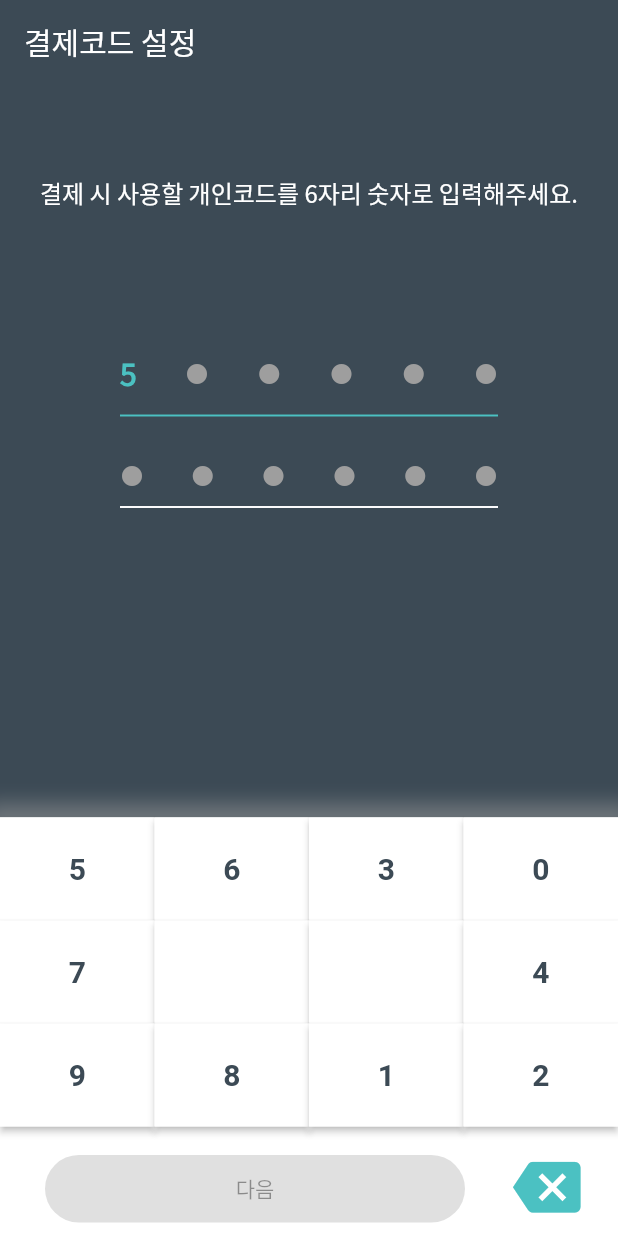
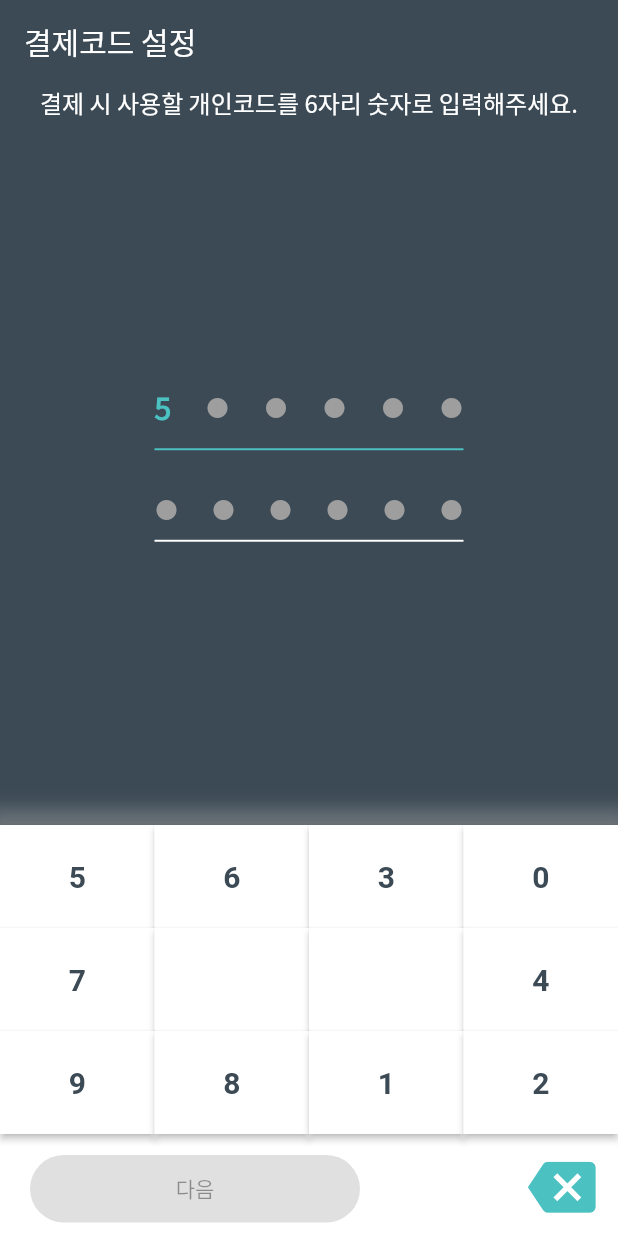
Before and after one commit to jinwoo-nam/Instapay-work, a Flutter app: the PaymentCodeChangeScreen screen opened directly, after a tap on an icon or button, on a phone screen of 412 x 824 dp. Run offline on Flutter 3.47's test engine with Material 2 defaults, Android fonts, the phone set to English and light mode, and no system bars; our stand-ins replace app_links, dotted_border, flutter_secure_storage, fluttertoast, freezed_annotation, infinite_scroll_pagination and 2 more; missing offline and left inert: flutter_naver_login, qr_code_scanner; accounts and stored records are empty; generated files the repository leaves out were written again; network calls fail.

Commit message:
작은 화면버그 수정

```diff
--- /dev/null
+++ b/instapay_clone/lib/data/data_source/user_info/user_info_in_memory_data_source.dart
@@ -0,0 +1,24 @@
+import 'package:instapay_clone/domain/model/user_info/user_info_data.dart';
+
+class UserInfoInMemoryDataSource {
+  UserInfoData getUserInfo() {
+    return userInfo;
+  }
+
+  void setUserEmail(String email) {
+    userInfo = userInfo.copyWith(
+      email: email,
+    );
+  }
+
+  void setUserName(String name) {
+    userInfo = userInfo.copyWith(
+      name: name,
+    );
+  }
+}
+
+UserInfoData userInfo = UserInfoData(
+  email: '',
+  name: '',
+);
--- /dev/null
+++ b/instapay_clone/lib/domain/use_case/user_info/user_info_use_case.dart
@@ -0,0 +1,22 @@
+import 'package:instapay_clone/domain/model/user_info/user_info_data.dart';
+import 'package:instapay_clone/domain/repository/user_info/user_info_repository.dart';
+
+class UserInfoUseCase {
+  final UserInfoRepository userInfoRepository;
+
+  UserInfoUseCase({
+    required this.userInfoRepository,
+  });
+
+  UserInfoData getUserInfo() {
+    return userInfoRepository.getUserInfo();
+  }
+
+  void setUserEmail(String email) {
+    userInfoRepository.setUserEmail(email);
+  }
+
+  void setUserName(String name) {
+    userInfoRepository.setUserName(name);
+  }
+}
--- a/instapay_clone/lib/main.dart
+++ b/instapay_clone/lib/main.dart
@@ -1,3 +1,6 @@
+import 'dart:async';
+
+import 'package:app_links/app_links.dart';
 import 'package:flutter/material.dart';
 import 'package:instapay_clone/di/provider_setup.dart';
 import 'package:instapay_clone/presentation/root_page/root_screen.dart';
@@ -15,8 +18,51 @@ void main() async {
   );
 }
 
-class MyApp extends StatelessWidget {
+class MyApp extends StatefulWidget {
   const MyApp({Key? key}) : super(key: key);
+
+  @override
+  State<MyApp> createState() => _MyAppState();
+}
+
+class _MyAppState extends State<MyApp> {
+  final _navigatorKey = GlobalKey<NavigatorState>();
+  late AppLinks _appLinks;
+  StreamSubscription<Uri>? _linkSubscription;
+
+  @override
+  void initState() {
+    initDeepLinks();
+    super.initState();
+  }
+
+  @override
+  void dispose() {
+    _linkSubscription?.cancel();
+
+    super.dispose();
+  }
+
+  Future<void> initDeepLinks() async {
+    _appLinks = AppLinks();
+
+    // Check initial link if app was in cold state (terminated)
+    final appLink = await _appLinks.getInitialAppLink();
+    if (appLink != null) {
+      print('getInitialAppLink: $appLink');
+      openAppLink(appLink);
+    }
+
+    // Handle link when app is in warm state (front or background)
+    _linkSubscription = _appLinks.uriLinkStream.listen((uri) {
+      print('onAppLink: $uri');
+      openAppLink(uri);
+    });
+  }
+
+  void openAppLink(Uri uri) {
+    _navigatorKey.currentState?.pushNamed(uri.fragment);
+  }
 
   // This widget is the root of your application.
   @override
@@ -26,6 +72,7 @@ class MyApp extends StatelessWidget {
       DeviceOrientation.portraitDown,
     ]);
     return MaterialApp(
+      navigatorKey: _navigatorKey,
       debugShowCheckedModeBanner: false,
       title: 'Flutter Demo',
       theme: ThemeData(
--- a/instapay_clone/lib/presentation/setting/detail_page/payment_code_change/payment_code_chagne_screen.dart
+++ b/instapay_clone/lib/presentation/setting/detail_page/payment_code_change/payment_code_chagne_screen.dart
@@ -48,7 +48,10 @@ class _PaymentCodeChangeScreenState extends State<PaymentCodeChangeScreen> {
         mainAxisAlignment: MainAxisAlignment.spaceBetween,
         children: [
           const Padding(
-            padding: EdgeInsets.only(top: 60.0),
+            padding: EdgeInsets.only(
+              left: 20,
+              right: 20,
+            ),
             child: Text(
               '결제 시 사용할 개인코드를 6자리 숫자로 입력해주세요.',
               style: TextStyle(
@@ -57,8 +60,8 @@ class _PaymentCodeChangeScreenState extends State<PaymentCodeChangeScreen> {
               ),
             ),
           ),
-          Padding(
-            padding: const EdgeInsets.only(bottom: 100, left: 80, right: 80),
+          SizedBox(
+            width: MediaQuery.of(context).size.width * 0.5,
             child: Column(
               crossAxisAlignment: CrossAxisAlignment.end,
               children: [
@@ -151,7 +154,7 @@ class _PaymentCodeChangeScreenState extends State<PaymentCodeChangeScreen> {
                   },
                 ),
                 Padding(
-                  padding: const EdgeInsets.only(left: 30, right: 30, top: 10),
+                  padding: const EdgeInsets.only(left: 20, right: 20, top: 5),
                   child: Row(
                     mainAxisAlignment: MainAxisAlignment.spaceBetween,
                     children: [
@@ -159,17 +162,13 @@ class _PaymentCodeChangeScreenState extends State<PaymentCodeChangeScreen> {
                         onPressed: pinCodeList.length == 6 &&
                                 pinCodeListAgain.length == 6
                             ? () async {
-                                //pinCodeList와 pinCodeListAgain 값 비교
                                 if (listEquals(pinCodeList, pinCodeListAgain)) {
                                   String code = pinCodeList.join();
                                   print(code);
-                                  //pin code 저장
                                   await viewModel.savePinCode(code);
-                                  //key api 호출
                                   final res = await viewModel.keyRegister(code);
                                   if (res == LoginResult.ok) {
                                     if (widget.isFirstPage) {
-                                      //시작 화면 이동
                                       Navigator.of(context).pushAndRemoveUntil(
                                           MaterialPageRoute(
                                               builder: (context) =>
@@ -202,7 +201,7 @@ class _PaymentCodeChangeScreenState extends State<PaymentCodeChangeScreen> {
                               }
                             : null,
                         style: ElevatedButton.styleFrom(
-                          minimumSize: const Size(280, 45),
+                          minimumSize: const Size(220, 45),
                           primary: color.key,
                           shape: RoundedRectangleBorder(
                             borderRadius: BorderRadius.circular(40),
--- a/instapay_clone/lib/presentation/setting/setting_state.dart
+++ b/instapay_clone/lib/presentation/setting/setting_state.dart
@@ -25,6 +25,8 @@ class SettingState with _$SettingState {
     @Default(false) bool addressDeleteEnable,
     JusoInfo? deleteSelectedJuso,
     @Default(false) isSearchLoading,
+    @Default('') userEmail,
+    @Default('') userName,
   }) = _SettingState;
 
   factory SettingState.fromJson(Map<String, dynamic> json) =>
--- a/instapay_clone/lib/presentation/setting/setting_view_model.dart
+++ b/instapay_clone/lib/presentation/setting/setting_view_model.dart
@@ -18,6 +18,7 @@ import 'package:instapay_clone/presentation/setting/setting_state.dart';
 import 'package:instapay_clone/util/util.dart';
 
 import '../../domain/use_case/juso/update_juso_use_case.dart';
+import '../../domain/use_case/user_info/user_info_use_case.dart';
 
 class SettingViewModel with ChangeNotifier {
   final GetSettingDataUseCase getSettingDataUseCase;
@@ -35,6 +36,7 @@ class SettingViewModel with ChangeNotifier {
   final DeleteJusoUseCase deleteJusoUseCase;
   final UpdateJusoUseCase updateJusoUseCase;
   final GetJipZipUseCase getJipZipUseCase;
+  final UserInfoUseCase userInfoUseCase;
 
   SettingViewModel({
     required this.getSettingDataUseCase,
@@ -52,6 +54,7 @@ class SettingViewModel with ChangeNotifier {
     required this.deleteJusoUseCase,
     required this.updateJusoUseCase,
     required this.getJipZipUseCase,
+    required this.userInfoUseCase,
   }) {
     fetchSettingData();
   }
@@ -68,7 +71,7 @@ class SettingViewModel with ChangeNotifier {
         },
         error: (message) {});
 
-    final juso = await getJuso();
+    await getJuso();
 
     final addressList = await getAddressUseCase();
     addressList.when(
@@ -90,6 +93,13 @@ class SettingViewModel with ChangeNotifier {
       termsOfUseList: termsOfUse,
       reasonList: reason,
     );
+
+    final userInfo = userInfoUseCase.getUserInfo();
+    _state = state.copyWith(
+      userEmail: userInfo.email,
+      userName: userInfo.name.isEmpty ? '실명 인증 전입니다.' : userInfo.name,
+    );
+
     notifyListeners();
   }
 
--- a/instapay_clone/lib/presentation/sign_in/components/login_wait_screen.dart
+++ b/instapay_clone/lib/presentation/sign_in/components/login_wait_screen.dart
@@ -28,6 +28,7 @@ class LoginWaitScreen extends StatelessWidget {
       ),
       body: Padding(
         padding: const EdgeInsets.all(16.0),
+        child: SingleChildScrollView(
           child: Column(
             crossAxisAlignment: CrossAxisAlignment.start,
             children: [
@@ -84,7 +85,6 @@ class LoginWaitScreen extends StatelessWidget {
                   ],
                 ),
               ),
-            const Spacer(),
               Center(
                 child: Column(
                   children: [
@@ -95,10 +95,9 @@ class LoginWaitScreen extends StatelessWidget {
                       ),
                     ),
                     const SizedBox(
-                    height: 25,
+                      height: 80,
                     ),
                     SizedBox(
-                    width: 300,
                       height: 55,
                       child: ElevatedButton(
                         style: ElevatedButton.styleFrom(
@@ -137,6 +136,7 @@ class LoginWaitScreen extends StatelessWidget {
             ],
           ),
         ),
+      ),
     );
   }
 }
--- a/instapay_clone/pubspec.yaml
+++ b/instapay_clone/pubspec.yaml
@@ -52,6 +52,7 @@ dependencies:
   dio: ^4.0.6
   crypto: ^3.0.1
   flutter_secure_storage: ^6.0.0
+  app_links: ^3.3.0
 
 
 dev_dependencies:
```
Also changed, not shown: instapay_clone/lib/data/repository/user_info/user_info_repository_impl.dart (added, +22 -0 lines), instapay_clone/lib/di/provider_setup.dart (+7 -0 lines), instapay_clone/lib/domain/model/user_info/user_info_data.dart (added, +17 -0 lines), instapay_clone/lib/domain/repository/user_info/user_info_repository.dart (added, +9 -0 lines), instapay_clone/lib/presentation/history_search/detail_page/monthly_screen.dart (+6 -4 lines), instapay_clone/lib/presentation/my_wallet/components/payment_method_widget.dart (+2 -32 lines), instapay_clone/lib/presentation/qr_pay/qr_pay_screen.dart (+11 -5 lines), instapay_clone/lib/presentation/setting/setting_screen.dart (+16 -9 lines), instapay_clone/lib/presentation/sign_in/sign_in_view_model.dart (+7 -0 lines), instapay_clone/pubspec.lock, 11 other files. Lines whose indentation alone changed are shown as unchanged.
